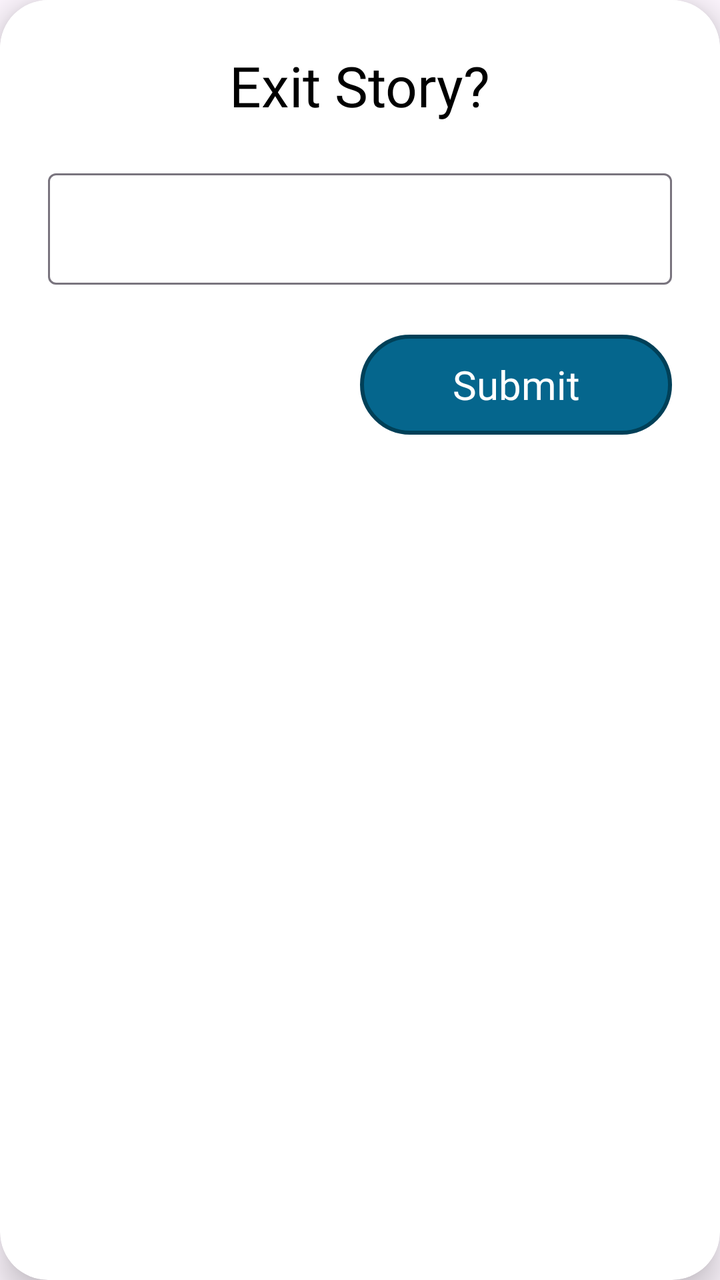
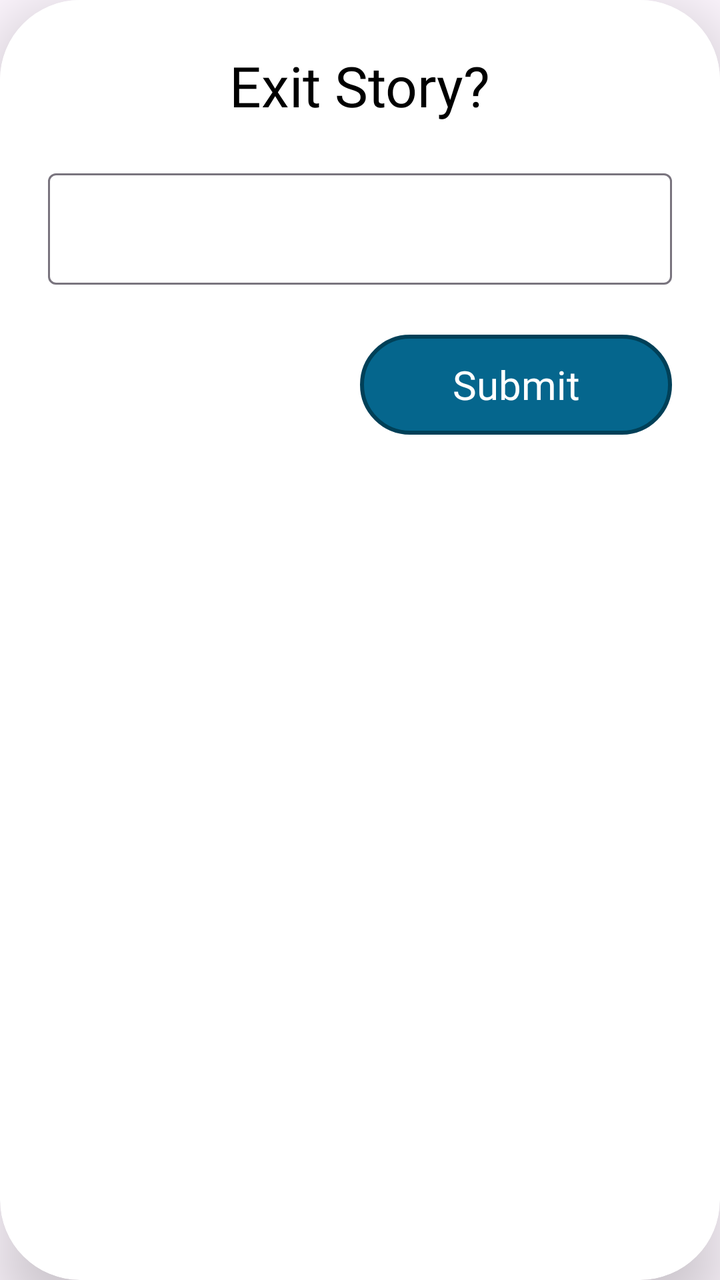

Compare the two renders of this Android layout. The source of the first and the diff that turns it into the second are given below.
<!-- AndroidManifest.xml: application theme Theme.Hostelvault -->
<!-- res/layout/reason_dialog.xml -->
<?xml version="1.0" encoding="utf-8"?>
<androidx.cardview.widget.CardView xmlns:android="http://schemas.android.com/apk/res/android"
    xmlns:app="http://schemas.android.com/apk/res-auto"
    android:layout_width="300dp"
    android:layout_height="wrap_content"
    android:background="@drawable/edittextbg"
    app:cardCornerRadius="24dp"
    app:cardElevation="10dp">

    <LinearLayout
        android:layout_width="match_parent"
        android:layout_height="wrap_content"
        android:background="@drawable/edittextbg"
        android:gravity="center"
        android:orientation="vertical"
        android:padding="24dp">

        <TextView
            android:layout_width="wrap_content"
            android:layout_height="wrap_content"
            android:fontFamily="@font/poppins_semibold"
            android:text="@string/exit_story"
            android:textColor="@color/black"
            android:textSize="28sp">

        </TextView>

        <com.google.android.material.textfield.TextInputLayout
            android:layout_width="match_parent"
            android:layout_height="wrap_content"
            android:layout_marginTop="20dp"
            app:endIconMode="clear_text">

            <com.google.android.material.textfield.TextInputEditText
                android:id="@+id/reason"
                android:layout_width="match_parent"
                android:textColor="@color/black"
                android:layout_height="wrap_content"
                android:layout_marginTop="20dp">

            </com.google.android.material.textfield.TextInputEditText>

        </com.google.android.material.textfield.TextInputLayout>

        <LinearLayout
            android:layout_width="match_parent"
            android:layout_height="wrap_content"
            android:gravity="right"
            android:orientation="horizontal">

            <View
                android:layout_width="0dp"
                android:layout_height="75dp"
                android:layout_weight="1" />

            <com.google.android.material.button.MaterialButton
                android:id="@+id/reasonSubmit"
                style="@style/Theme.Hostelvault"
                android:layout_width="0dp"
                android:layout_height="match_parent"
                android:layout_marginTop="25dp"
                android:layout_weight="1"
                android:gravity="center"
                android:background="@drawable/btn_bg"
                android:fontFamily="@font/poppins"
                android:text="@string/submit"
                android:textColor="@color/white"
                android:textSize="20sp">

            </com.google.android.material.button.MaterialButton>


        </LinearLayout>


    </LinearLayout>

</androidx.cardview.widget.CardView>
<!-- resources referenced by this layout -->
<resources>
  <color name="black">#FF000000</color>
  <color name="white">#FFFFFFFF</color>
  <!-- drawable btn_bg (drawable) -->
  <?xml version="1.0" encoding="utf-8"?>
  <shape xmlns:android="http://schemas.android.com/apk/res/android" android:shape="rectangle">
      <stroke
          android:color="#004058"
          android:width="2dp">
      </stroke>
      <corners
          android:radius="500dp">
      </corners>
      <solid
          android:color="@color/dark_teal">
      </solid>
  </shape>
  <!-- drawable edittextbg (drawable) -->
  <?xml version="1.0" encoding="utf-8"?>
  <layer-list xmlns:android="http://schemas.android.com/apk/res/android"
      android:shape="rectangle">
      <item>
          <shape >
              <corners
                  android:radius="24dp">
  
              </corners>
              <solid
                  android:color="@color/white">
              </solid>
          </shape>
      </item>
  </layer-list>
  <string name="exit_story">Exit Story?</string>
  <string name="submit">Submit</string>
  <style name="Theme.Hostelvault" parent="Theme.Material3.DayNight.NoActionBar">
  
          <item name="android:statusBarColor">@color/bg_color</item>
          <item name="colorPrimary">@color/black</item>
          <item name="colorPrimaryVariant">@color/transparent</item>
          <item name="backgroundTint">@null</item>
          <item name="strokeColor">@null</item>
  
      </style>
  <color name="dark_teal">#05668D</color>
  <color name="bg_color">#1A1A24</color>
  <color name="transparent">#004F4FA5</color>
</resources>

<!-- the commit's change to res/layout/reason_dialog.xml (unified diff, before → after) -->
@@ -4,8 +4,9 @@
     android:layout_width="300dp"
     android:layout_height="wrap_content"
     android:background="@drawable/edittextbg"
-    app:cardCornerRadius="24dp"
-    app:cardElevation="10dp">
+    app:cardCornerRadius="40dp"
+    android:layout_gravity="center"
+    app:cardElevation="20dp">
 
     <LinearLayout
         android:layout_width="match_parent"
@@ -36,7 +37,7 @@
                 android:layout_width="match_parent"
                 android:textColor="@color/black"
                 android:layout_height="wrap_content"
-                android:layout_marginTop="20dp">
+                android:layout_marginTop="25dp">
 
             </com.google.android.material.textfield.TextInputEditText>
 
<!-- resource entries referenced after the edit -->
@@ -10,7 +10,7 @@
           android:width="2dp">
       </stroke>
       <corners
-          android:radius="500dp">
+          android:radius="300dp">
       </corners>
       <solid
           android:color="@color/dark_teal">
